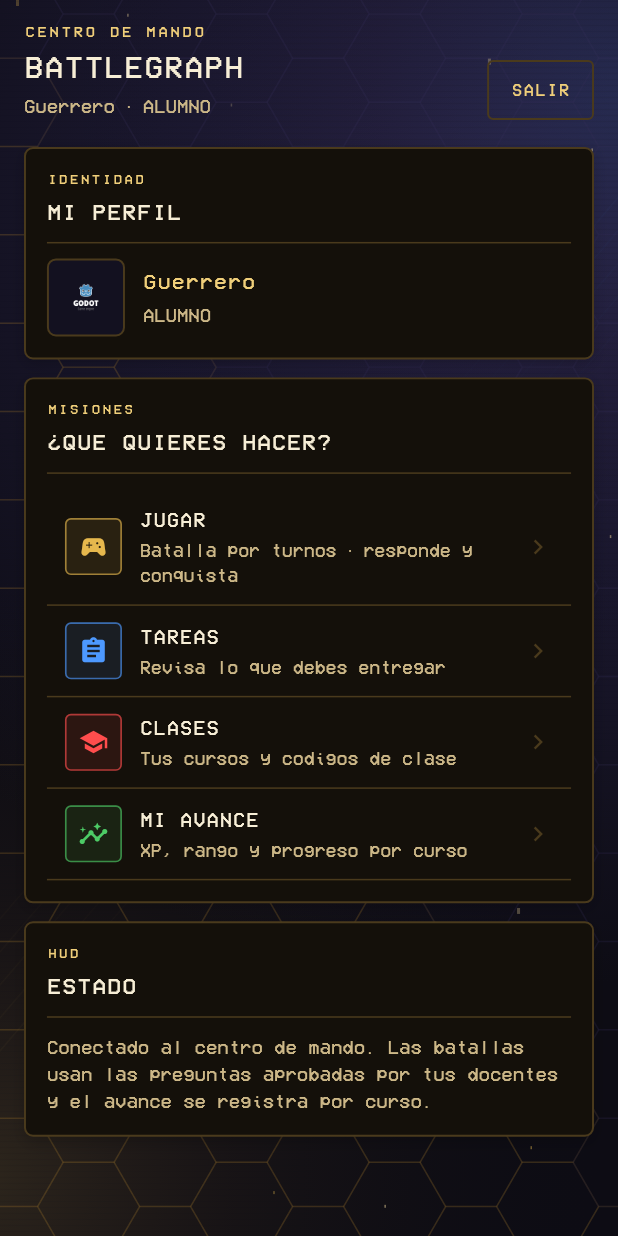
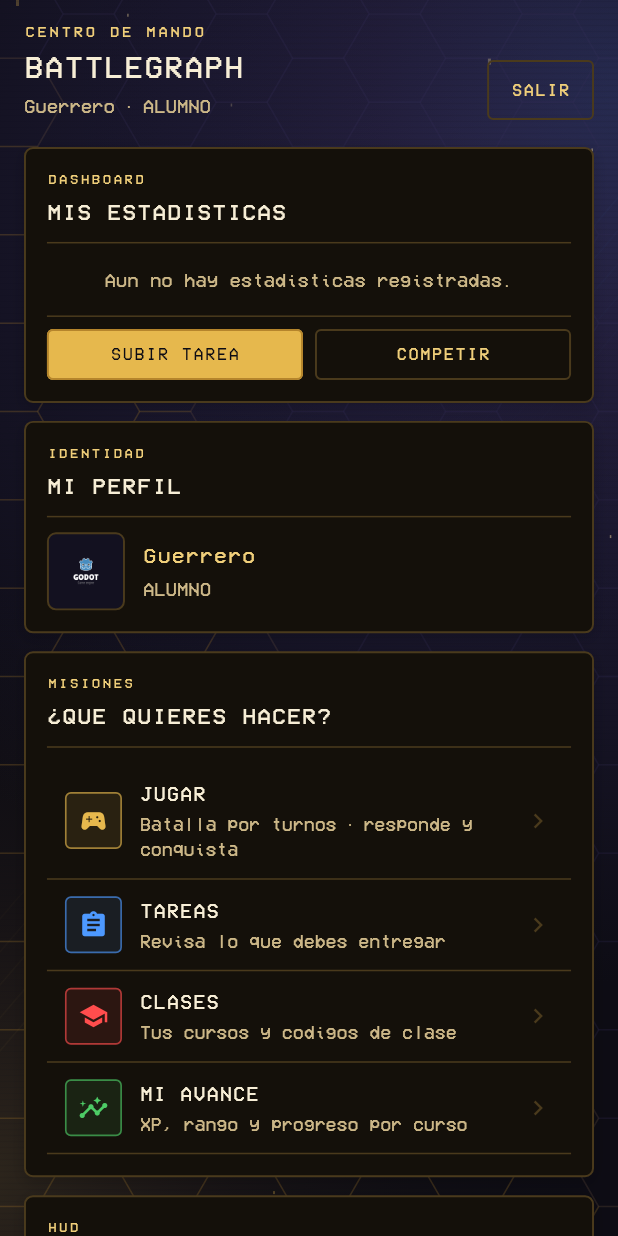
Before and after one commit to LuisRz1/battlegraf, a Flutter app: the LobbyView screen opened by its route, on a phone screen of 412 x 824 dp. Run offline on Flutter 3.47's test engine with Material 3 defaults, Android fonts, the phone set to English and light mode, and no system bars; our stand-ins replace dio, flutter_animate, flutter_riverpod, flutter_secure_storage, go_router, supabase_flutter; accounts and stored records are empty; network calls fail.

Commit message:
feat(mobile): login con Google activo (Supabase embebido) + dashboard del estudiante
- CAUSA RAIZ: el APK se compilaba SIN las claves (MobileConfig usa --dart-define)
  -> hasSupabase=false -> el login con Google no existia en la app instalada
- APK compilado con SUPABASE_URL + SUPABASE_PUBLISHABLE_KEY embebidas
  (verificado en libapp.so: url, key sb_publishable_, deep link io.battlegraf.app://login-callback)
- Login: boton CONTINUAR CON GOOGLE SIEMPRE visible (estilo panel, borde oro)
- Lobby = DASHBOARD del estudiante: panel MIS ESTADISTICAS (XP/RANGO/CLAN desde
  /progression/me) + botones SUBIR TAREA y COMPETIR + filas JUGAR/TAREAS/CLASES/AVANCE
- APK 0.4.1 recompilado (58.6MB, sha EA0A8AAC) y re-subido al release v0.4.1

```diff
--- a/mobile/lib/presentation/views/lobby/lobby_view.dart
+++ b/mobile/lib/presentation/views/lobby/lobby_view.dart
@@ -6,15 +6,27 @@ import '../../../core/auth/role_labels.dart';
 import '../../../core/theme/app_theme.dart';
 import '../../../features/institution/presentation/views/institution_hub_view.dart';
 import '../../providers/auth_provider.dart';
+import '../../providers/progression_provider.dart';
 import '../../widgets/panel_ui.dart';
 import '../../widgets/retro_ui.dart';
 
 /// Centro de mando del estudiante — mismo lenguaje visual del panel web.
-class LobbyView extends ConsumerWidget {
+class LobbyView extends ConsumerStatefulWidget {
   const LobbyView({super.key});
 
   @override
-  Widget build(BuildContext context, WidgetRef ref) {
+  ConsumerState<LobbyView> createState() => _LobbyViewState();
+}
+
+class _LobbyViewState extends ConsumerState<LobbyView> {
+  @override
+  void initState() {
+    super.initState();
+    Future.microtask(() => ref.read(progressionProvider.notifier).load());
+  }
+
+  @override
+  Widget build(BuildContext context) {
     final authState = ref.watch(authProvider);
     final user = authState.user;
     final role = authState.role;
@@ -45,6 +57,9 @@ class LobbyView extends ConsumerWidget {
                               child: ListView(
                                 padding: const EdgeInsets.fromLTRB(16, 6, 16, 20),
                                 children: [
+                                  // Metricas del estudiante (dashboard)
+                                  _ProfileMetrics(isStudent: isStudent),
+                                  const SizedBox(height: 12),
                                   // Perfil del estudiante
                                   PanelBox(
                       span: 'IDENTIDAD',
@@ -173,6 +188,72 @@ class LobbyView extends ConsumerWidget {
   }
 }
 
+class _ProfileMetrics extends ConsumerWidget {
+  final bool isStudent;
+  const _ProfileMetrics({required this.isStudent});
+
+  @override
+  Widget build(BuildContext context, WidgetRef ref) {
+    final progression = ref.watch(progressionProvider);
+    final profile = progression.profile;
+    return PanelBox(
+      span: 'DASHBOARD',
+      title: 'MIS ESTADISTICAS',
+      child: Column(
+        children: [
+          if (profile == null)
+            const Padding(
+              padding: EdgeInsets.symmetric(vertical: 6),
+              child: Text(
+                'Aun no hay estadisticas registradas.',
+                style: TextStyle(
+                  fontFamily: AppTheme.bodyFont,
+                  color: AppColors.crema500,
+                  fontSize: 12.5,
+                ),
+              ),
+            )
+          else
+            Padding(
+              padding: const EdgeInsets.symmetric(vertical: 4),
+              child: StatStrip(
+                stats: [
+                  StatPair(value: '${profile.xp}', label: 'XP', valueColor: AppColors.oro500),
+                  StatPair(value: profile.rankName ?? 'Novato', label: 'RANGO', valueColor: AppColors.oro300),
+                  StatPair(value: profile.clanName ?? 'Sin clan', label: 'CLAN', valueColor: AppColors.oro500),
+                ],
+              ),
+            ),
+          const SizedBox(height: 8),
+          const Divider(color: AppColors.bordeOro, height: 1, thickness: 1),
+          const SizedBox(height: 8),
+          Row(
+            children: [
+              Expanded(
+                child: PanelButton(
+                  label: isStudent ? 'SUBIR TAREA' : 'CREAR TAREA',
+                  height: 34,
+                  onTap: () => context.go('/institution/tasks'),
+                ),
+              ),
+              const SizedBox(width: 8),
+              Expanded(
+                child: PanelButton(
+                  label: 'COMPETIR',
+                  ghost: true,
+                  height: 34,
+                  onTap: () => context.go(isStudent ? '/battle/demo-bot' : '/institution/battles'),
+                ),
+              ),
+            ],
+          ),
+        ],
+      ),
+    );
+  }
+}
+
+/// [LobbyTile] fila de mision del lobby.
 class _LobbyTile extends StatelessWidget {
   final IconData icon;
   final String title;
--- a/mobile/lib/presentation/views/login/login_view.dart
+++ b/mobile/lib/presentation/views/login/login_view.dart
@@ -184,7 +184,6 @@ class _LoginViewState extends ConsumerState<LoginView> {
                                         : const Text('ENTRAR AL GRAFO'),
                                   ),
                                 ),
-                                if (authState.usesSupabase) ...[
                                 const SizedBox(height: 10),
                                                                 SizedBox(
                                                                   width: double.infinity,
@@ -196,9 +195,20 @@ class _LoginViewState extends ConsumerState<LoginView> {
                                                                               .loginWithGoogle(),
                                                                     icon: const Icon(Icons.login),
                                                                     label: const Text('CONTINUAR CON GOOGLE'),
+                                                                    style: OutlinedButton.styleFrom(
+                                                                      foregroundColor: AppColors.oro300,
+                                                                      side: const BorderSide(color: AppColors.bordeOro, width: 1.3),
+                                                                      shape: RoundedRectangleBorder(
+                                                                        borderRadius: BorderRadius.circular(4),
+                                                                      ),
+                                                                      textStyle: const TextStyle(
+                                                                        fontFamily: AppTheme.displayFont,
+                                                                        fontSize: 11,
+                                                                        letterSpacing: 1.4,
                                                                       ),
                                                                     ),
-                                ],
+                                                                  ),
+                                                                ),
                                 const SizedBox(height: 14),
                                 SizedBox(
                                   width: double.infinity,
```
Also changed, not shown: 1 other file. Lines whose indentation alone changed are shown as unchanged.
